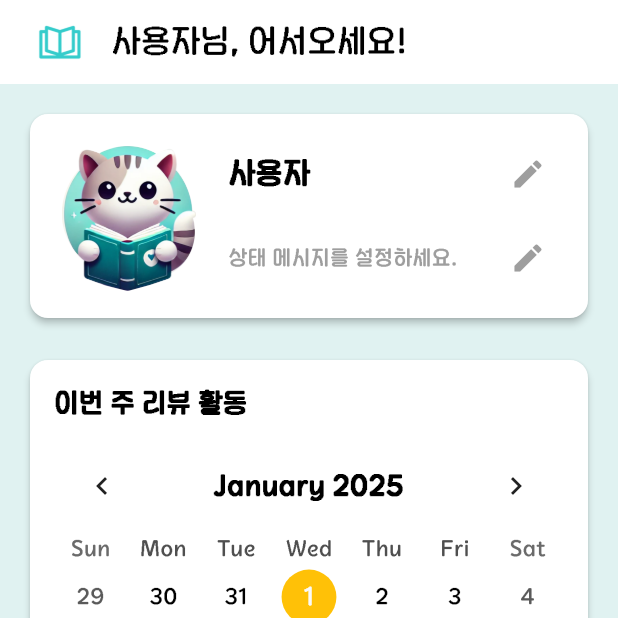
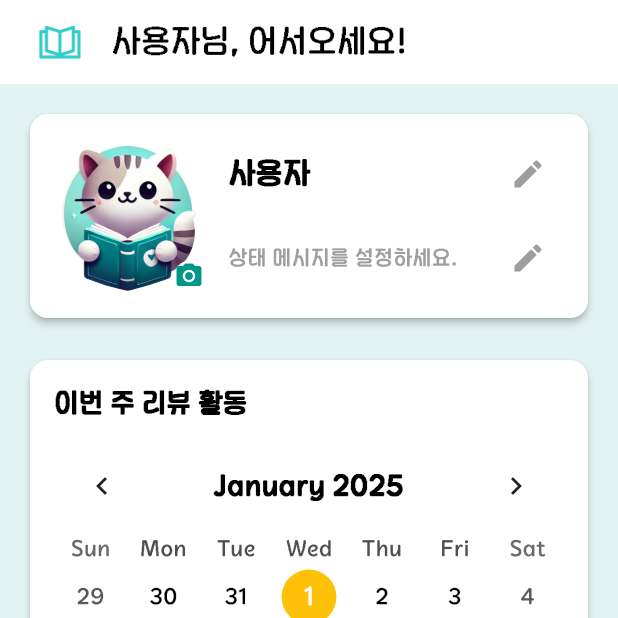
Before and after one commit to damhs/madcampweek1, a Flutter app: the screen it shows after launch, on a phone screen of 412 x 824 dp, the top half of it. Run offline on Flutter 3.47's test engine with Material 3 defaults, Android fonts, the phone set to English and light mode, and no system bars; drawn by our look-alikes of table_calendar; our stand-ins replace device_info_plus, image_picker, permission_handler, screenshot, share_plus, shared_preferences.

Commit message:
STYLE: camera icon added

```diff
--- a/lib/profile_tab.dart
+++ b/lib/profile_tab.dart
@@ -63,7 +63,10 @@ class _ProfileTabState extends State<ProfileTab> {
                           onTap: () {
                             _showImageSourceSelector(context, appState);
                           },
-                          child: CircleAvatar(
+                          child: Stack(
+                            alignment: Alignment.bottomRight,
+                            children: [
+                              CircleAvatar(
                                 radius: 50,
                                 backgroundColor: Colors.white,
                                 backgroundImage: appState.profileImage != null
@@ -74,6 +77,23 @@ class _ProfileTabState extends State<ProfileTab> {
                                         image: const AssetImage(
                                             'assets/img/dadok_logo.png'))
                                     : null,
+                              ),
+                              Positioned(
+                                bottom: 0,
+                                right: 0,
+                                child: Container(
+                                  decoration: BoxDecoration(
+                                    color: Colors.white,
+                                    shape: BoxShape.circle,
+                                  ),
+                                  child: Icon(
+                                    Icons.camera_alt,
+                                    color: Colors.teal,
+                                    size: 20, // 카메라 아이콘 크기
+                                  ),
+                                ),
+                              ),
+                            ],
                           ),
                         ),
                         const SizedBox(width: 16),
```
Lines whose indentation alone changed are shown as unchanged.
